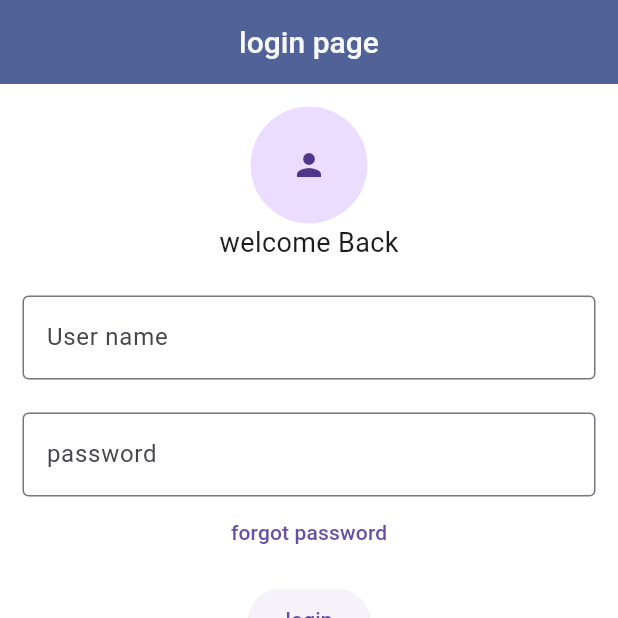
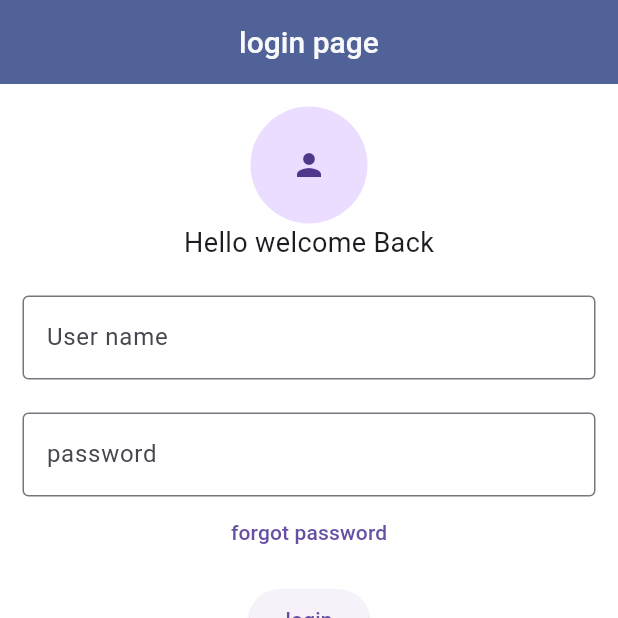
Before and after one commit to Neeraj1552/login-page, a Flutter app: the screen it shows after launch, on a phone screen of 412 x 824 dp, the top half of it. Run offline on Flutter 3.47's test engine with Material 3 defaults, Android fonts, the phone set to English and light mode, and no system bars.

Commit message:
Update myown.dart

```diff
--- a/lib/widgets/myown.dart
+++ b/lib/widgets/myown.dart
@@ -41,7 +41,7 @@ TextEditingController username=TextEditingController();
 
             ),
             Text (
-              'welcome Back',
+              'Hello welcome Back',
             style: TextStyle(
 
 
```
